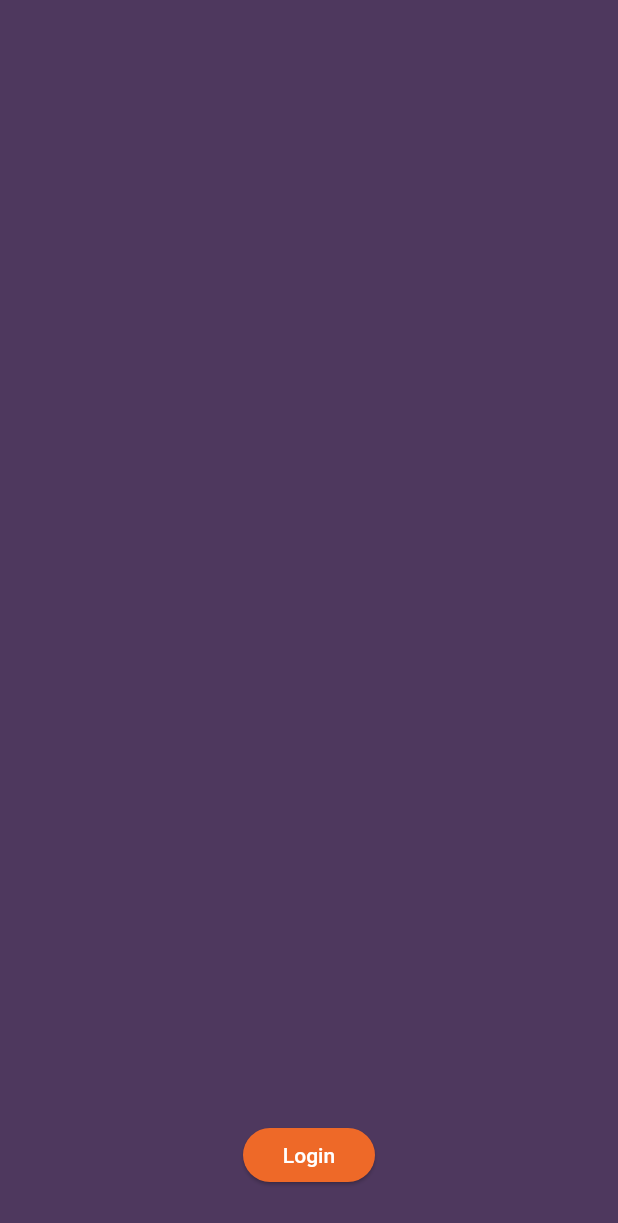
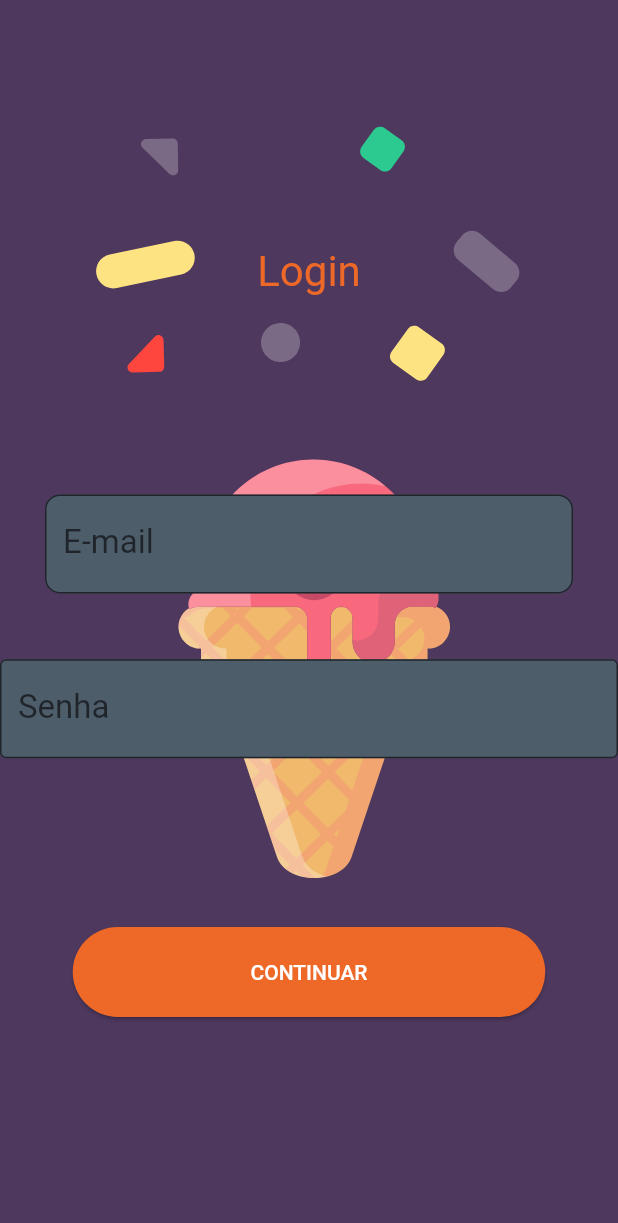
Before and after one commit to rvbtrix/icescream, a Flutter app: the screen it shows after launch, on a phone screen of 412 x 824 dp. Shown: the top 1223 px of the screen. Run offline on Flutter 3.47's test engine with Material 2 defaults, Android fonts, the phone set to English and light mode, and no system bars; our stand-ins replace dio, flutter_svg, mobx; generated files the repository leaves out were written again.

Commit message:
layout login (input,button and background)

```diff
--- a/ice_cream/lib/constants/color_theme.dart
+++ b/ice_cream/lib/constants/color_theme.dart
@@ -1,5 +1,7 @@
 class ColorTheme {
-  static const int primaryColor = 0xff4E385E;
-  static const int buttonColor = 0xffEE6928;
-  static const int textColor = 0xffFFFFFF;
+  static const int primaryColorPurple = 0xff4E385E;
+  static const int buttonColorOrange = 0xffEE6928;
+  static const int textColorOrange = 0xffEE6928;
+  static const int subColorWhite = 0xffFFFFFF;
+  static const int inputColorGrey = 0xff4E5D6A;
 }
--- a/ice_cream/lib/constants/global_strings.dart
+++ b/ice_cream/lib/constants/global_strings.dart
@@ -1,3 +1,4 @@
 class GlobalStrings{
-    static const String textLogin = 'Login';
+    static const String login_label = 'Login';
+    static const String login_button_text = 'CONTINUAR';
 }
--- a/ice_cream/lib/ui/debtors/debtors.dart
+++ b/ice_cream/lib/ui/debtors/debtors.dart
@@ -11,7 +11,7 @@ class Debtors extends StatelessWidget {
     _debtorStore.getDebtors();
 
     return Scaffold(
-      backgroundColor: Color(ColorTheme.primaryColor),
+      backgroundColor: Color(ColorTheme.primaryColorPurple),
     );
   }
 }
--- a/ice_cream/lib/ui/evaluation/evaluation.dart
+++ b/ice_cream/lib/ui/evaluation/evaluation.dart
@@ -10,7 +10,7 @@ class Evaluation extends StatefulWidget {
 class _EvaluationState extends State<Evaluation> {
   @override
   Widget build(BuildContext context) {
-    return Container(color:Color(ColorTheme.primaryColor)
+    return Container(color:Color(ColorTheme.primaryColorPurple)
     );
   }
 }
--- a/ice_cream/lib/ui/home/home.dart
+++ b/ice_cream/lib/ui/home/home.dart
@@ -43,7 +43,7 @@ class _HomeScreenState extends State<HomeScreen> {
           // selectedItemColor: Theme.Colors.bottomNavActive,
           // unselectedItemColor: Theme.Colors.bottomNavInActive,
           type: BottomNavigationBarType.fixed,
-          backgroundColor: Color(ColorTheme.primaryColor),
+          backgroundColor: Color(ColorTheme.primaryColorPurple),
           showSelectedLabels: false,
           showUnselectedLabels: false,
           currentIndex: selectedIndex,
--- a/ice_cream/lib/ui/login/login.dart
+++ b/ice_cream/lib/ui/login/login.dart
@@ -1,5 +1,7 @@
 import 'package:flutter/material.dart';
+import 'package:flutter/rendering.dart';
 import 'package:ice_cream/constants/color_theme.dart';
+import 'package:flutter_svg/flutter_svg.dart';
 import 'package:ice_cream/constants/global_strings.dart';
 import 'package:ice_cream/routes.dart';
 
@@ -16,28 +18,111 @@ class _LoginScreenState extends State<LoginScreen> {
 
   @override
   Widget build(BuildContext context) {
-    return Container(
-      color: Color(ColorTheme.primaryColor),
+    return Scaffold(
+      body: Material(
+        color: Color(ColorTheme.primaryColorPurple),
         child: Stack(
-        alignment: Alignment.center,
           children: <Widget>[
-          Positioned(
-            bottom: 30,
+            Align(
+              alignment: Alignment.topCenter,
+              child: Padding(
+                padding: EdgeInsets.only(
+                    top: MediaQuery.of(context).size.height * 0.1),
+                child: SvgPicture.asset("assets/background.svg"),
+              ),
+            ),
+            Align(
+                alignment: Alignment.topCenter,
+                child: Padding(
+                  padding: EdgeInsets.only(
+                      top: MediaQuery.of(context).size.height * 0.2),
+                  child: Text(
+                    GlobalStrings.login_label,
+                    style: TextStyle(
+                        color: Color(ColorTheme.textColorOrange),
+                        fontSize: 28,
+                        decoration: TextDecoration.none),
+                  ),
+                )),
+            Align(
+              alignment: Alignment.topCenter,
+              child: Padding(
+                  padding: EdgeInsets.only(
+                      top: MediaQuery.of(context).size.height / 2 * 0.8,
+                      left: 30,
+                      right: 30),
+                  child: TextFormField(
+                    style: TextStyle(fontSize: 22.0, color: Color(0xFFbdc6cf)),
+                    decoration: InputDecoration(
+                      filled: true,
+                      fillColor: Color(ColorTheme.inputColorGrey),
+                      border: OutlineInputBorder(
+                          borderRadius: BorderRadius.circular(10)),
+                      labelText: 'E-mail',
+                    ),
+                  )),
+            ),
+            Align(
+              alignment: Alignment.topCenter,
+              child: Padding(
+                  padding: EdgeInsets.only(
+                      top: MediaQuery.of(context).size.height / 3 * 1.6),
+                  child: TextFormField(
+                    style: TextStyle(fontSize: 22.0, color: Color(0xFFbdc6cf)),
+                    decoration: InputDecoration(
+                      filled: true,
+                      fillColor: Color(ColorTheme.inputColorGrey),
+                      border: OutlineInputBorder(),
+                      labelText: 'Senha',
+                    ),
+                  )),
+            ),
+            Align(
+              alignment: Alignment.topCenter,
+              child: Padding(
+                  padding: EdgeInsets.only(
+                      top: MediaQuery.of(context).size.height / 2 * 1.5),
+                  child: ButtonTheme(
+                    height: 60,
+                    minWidth: 315,
                     child: RaisedButton(
                       elevation: 1,
-              onPressed: () =>
-                  {Navigator.of(context).pushReplacementNamed(Routes.home)},
+                      onPressed: () => {
+                        Navigator.of(context).pushReplacementNamed(Routes.home)
+                      },
                       shape: RoundedRectangleBorder(
                         borderRadius: new BorderRadius.circular(50.0),
                       ),
                       child: Text(
-                GlobalStrings.textLogin,
-                style: TextStyle(color: Color(ColorTheme.textColor)),
+                        GlobalStrings.login_button_text,
+                        style:
+                            TextStyle(color: Color(ColorTheme.subColorWhite)),
                       ),
-              color: Color(ColorTheme.buttonColor),
+                      color: Color(ColorTheme.buttonColorOrange),
                     ),
-          )
+                  )),
+            ),
           ],
+          // alignment: Alignment.center,
+          // children: <Widget>[
+          //   Positioned(
+          //     bottom: 30,
+          //     child: RaisedButton(
+          //       elevation: 1,
+          //       onPressed: () =>
+          //           {Navigator.of(context).pushReplacementNamed(Routes.home)},
+          //       shape: RoundedRectangleBorder(
+          //         borderRadius: new BorderRadius.circular(50.0),
+          //       ),
+          //       child: Text(
+          //         GlobalStrings.textLogin,
+          //         style: TextStyle(color: Color(ColorTheme.textColor)),
+          //       ),
+          //       color: Color(ColorTheme.buttonColor),
+          //     ),
+          //   )
+          // ],
+        ),
       ),
     );
   }
--- a/ice_cream/lib/ui/mydebts/mydebts.dart
+++ b/ice_cream/lib/ui/mydebts/mydebts.dart
@@ -10,7 +10,7 @@ class MyDebts extends StatefulWidget {
 class _MyDebtsState extends State<MyDebts> {
   @override
   Widget build(BuildContext context) {
-    return Container(color:Color(ColorTheme.primaryColor)
+    return Container(color:Color(ColorTheme.primaryColorPurple)
     );
   }
 }
--- a/ice_cream/lib/ui/settings/settings.dart
+++ b/ice_cream/lib/ui/settings/settings.dart
@@ -10,7 +10,7 @@ class Settings extends StatefulWidget {
 class _SettingsState extends State<Settings> {
   @override
   Widget build(BuildContext context) {
-    return Container(color:Color(ColorTheme.primaryColor)
+    return Container(color:Color(ColorTheme.primaryColorPurple)
     );
   }
 }
--- a/ice_cream/lib/ui/splash/splash.dart
+++ b/ice_cream/lib/ui/splash/splash.dart
@@ -30,7 +30,7 @@ class _SplashScreenState extends State<SplashScreen> {
   Widget build(BuildContext context) {
     return Container(
       padding: EdgeInsets.all(20.0),
-      color: Color(ColorTheme.primaryColor),
+      color: Color(ColorTheme.primaryColorPurple),
       child: SvgPicture.asset("assets/ice_cream_splash.svg"),
     );
   }
```
Also changed, not shown: ice_cream/assets/background.svg (added), ice_cream/assets/icon_ice_cream.svg (added). Lines whose indentation alone changed are shown as unchanged.
